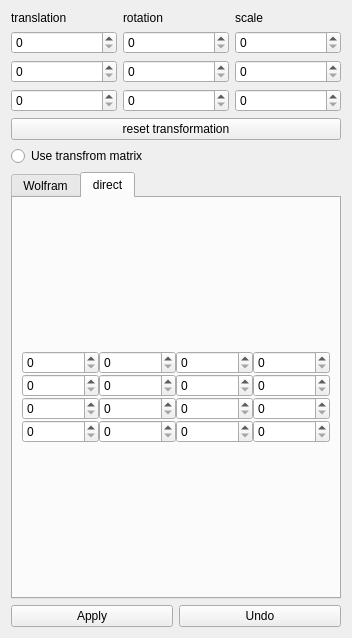
Qt form Applications/MainApplication_BE/Gui/ui/EditionWidget.ui (SylvainDeker/Radium-Engine) before a commit.
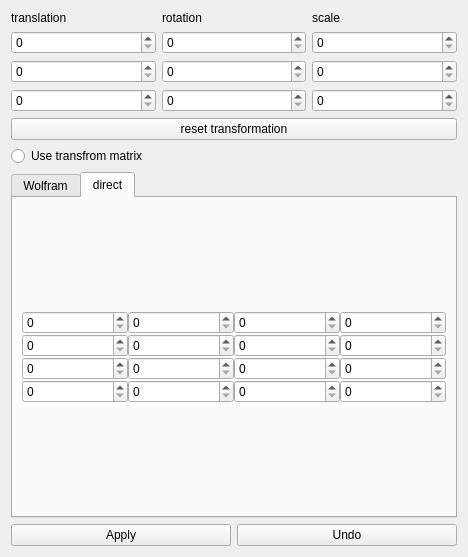
The same form after that commit. The open tabs and pages were chosen to show the change.

Commit message: interface edition terminé

The edit to the form file:
```diff
--- a/Applications/MainApplication_BE/Gui/ui/EditionWidget.ui
+++ b/Applications/MainApplication_BE/Gui/ui/EditionWidget.ui
@@ -6,8 +6,8 @@
    <rect>
     <x>0</x>
     <y>0</y>
-    <width>352</width>
-    <height>638</height>
+    <width>468</width>
+    <height>557</height>
    </rect>
   </property>
   <property name="windowTitle">
```
Left out of the diff: 2 changed lines with no effect on the pictures. The commit also changes 2 other files.
